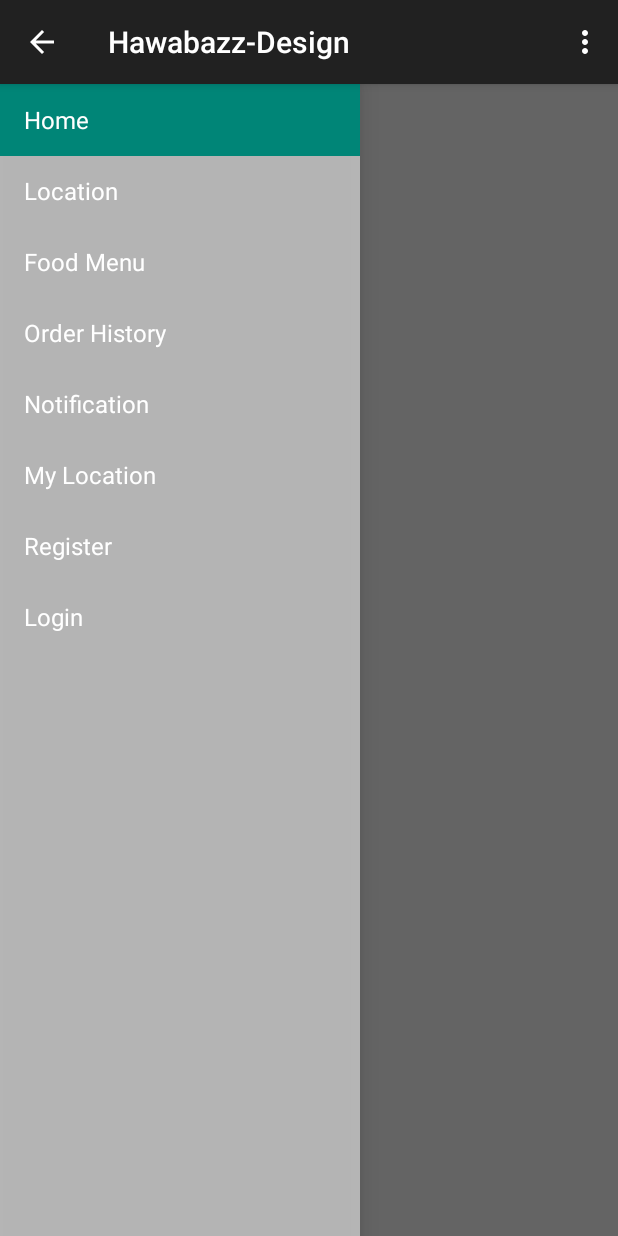
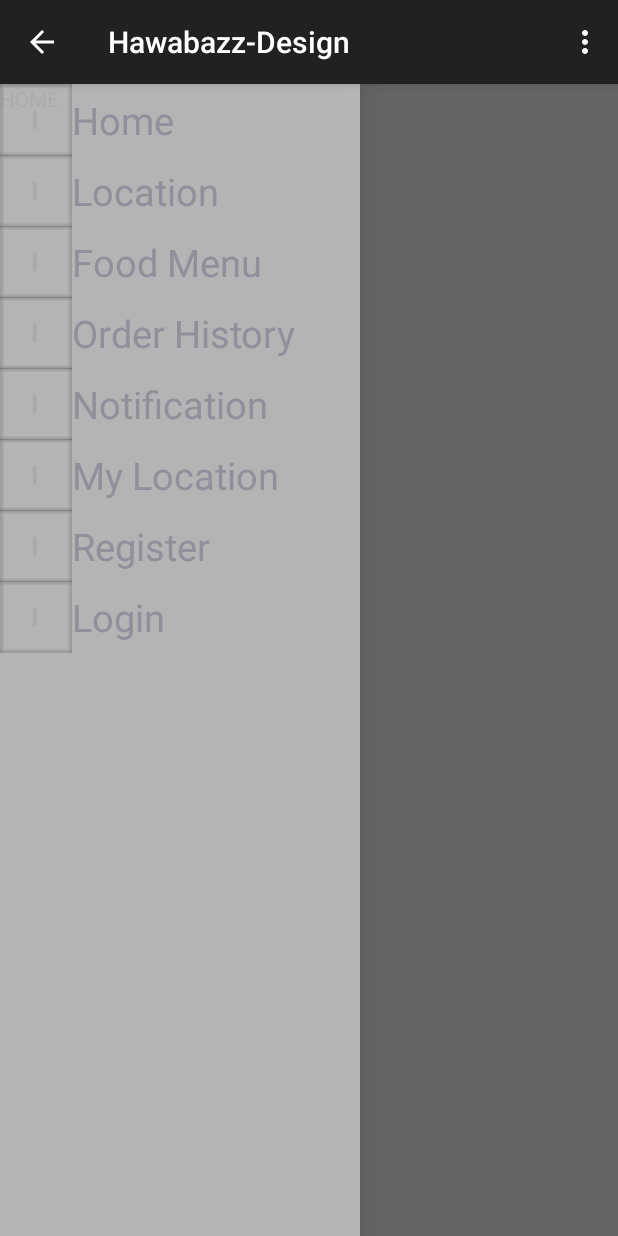
Before and after one commit to balakumaranmuthurajan/Hawabazz-Design, an Android app: the screen it shows after launch (MainActivity), on a phone screen of 412 x 824 dp. Run offline under Robolectric (Android 15) with nearby library versions, the phone set to English and light mode, and no system bars; 2 statements that could not run were skipped.

Commit message:
commit1 3.44

```diff
--- /dev/null
+++ b/app/src/main/java/balakumaran/hawabazz_design/CustomAdapter.java
@@ -0,0 +1,64 @@
+package balakumaran.hawabazz_design;
+
+/**
+ * Created by BALA on 9/10/2015.
+ */
+import android.content.Context;
+import android.view.LayoutInflater;
+import android.view.View;
+import android.view.View.OnClickListener;
+import android.view.ViewGroup;
+import android.widget.BaseAdapter;
+import android.widget.ImageView;
+import android.widget.TextView;
+import android.widget.Toast;
+public class CustomAdapter extends BaseAdapter{
+    String [] result;
+    Context context;
+    int [] imageId;
+    private static LayoutInflater inflater=null;
+    public CustomAdapter(NavigationDrawerFragment mainActivity, String[] menuList, int[] menuImages) {
+        // TODO Auto-generated constructor stub
+        result=menuList;
+        context=mainActivity.getActivity().getApplicationContext();
+        imageId=menuImages;
+        inflater = ( LayoutInflater )context.
+                getSystemService(Context.LAYOUT_INFLATER_SERVICE);
+    }
+    @Override
+    public int getCount() {
+        // TODO Auto-generated method stub
+        return result.length;
+    }
+
+    @Override
+    public Object getItem(int position) {
+        // TODO Auto-generated method stub
+        return position;
+    }
+
+    @Override
+    public long getItemId(int position) {
+        // TODO Auto-generated method stub
+        return position;
+    }
+
+    public class Holder
+    {
+        TextView tv;
+        ImageView img;
+    }
+    @Override
+    public View getView(final int position, View convertView, ViewGroup parent) {
+        // TODO Auto-generated method stub
+        Holder holder=new Holder();
+        View rowView;
+        rowView = inflater.inflate(R.layout.row_structure, null);
+        holder.tv=(TextView) rowView.findViewById(R.id.textView1);
+        holder.img=(ImageView) rowView.findViewById(R.id.imageView1);
+        holder.tv.setText(result[position]);
+        holder.img.setImageResource(imageId[position]);
+        return rowView;
+    }
+
+}
--- a/app/src/main/java/balakumaran/hawabazz_design/NavigationDrawerFragment.java
+++ b/app/src/main/java/balakumaran/hawabazz_design/NavigationDrawerFragment.java
@@ -97,7 +97,7 @@ public class NavigationDrawerFragment extends Fragment {
                 selectItem(position);
             }
         });
-        mDrawerListView.setAdapter(new ArrayAdapter<String>(
+        /*mDrawerListView.setAdapter(new ArrayAdapter<String>(
                 getActionBar().getThemedContext(),
                 android.R.layout.simple_list_item_activated_1,
                 android.R.id.text1,
@@ -110,7 +110,17 @@ public class NavigationDrawerFragment extends Fragment {
                         getString(R.string.title_section6),
                         getString(R.string.title_section7),
                         getString(R.string.title_section8),
-                }));
+                }));*/
+        int [] menuImages={R.drawable.abc_ab_share_pack_mtrl_alpha,R.drawable.abc_ab_share_pack_mtrl_alpha,R.drawable.abc_ab_share_pack_mtrl_alpha,R.drawable.abc_ab_share_pack_mtrl_alpha,R.drawable.abc_ab_share_pack_mtrl_alpha,R.drawable.abc_ab_share_pack_mtrl_alpha,R.drawable.abc_ab_share_pack_mtrl_alpha,R.drawable.abc_ab_share_pack_mtrl_alpha,R.drawable.abc_ab_share_pack_mtrl_alpha};
+        String [] menuList={getString(R.string.title_section1),
+                getString(R.string.title_section2),
+                getString(R.string.title_section3),
+                getString(R.string.title_section4),
+                getString(R.string.title_section5),
+                getString(R.string.title_section6),
+                getString(R.string.title_section7),
+                getString(R.string.title_section8)};
+        mDrawerListView.setAdapter(new CustomAdapter(this,menuList,menuImages));
         mDrawerListView.setItemChecked(mCurrentSelectedPosition, true);
         return mDrawerListView;
     }
--- a/app/src/main/res/layout/fragment_navigation_drawer.xml
+++ b/app/src/main/res/layout/fragment_navigation_drawer.xml
@@ -2,4 +2,5 @@
     xmlns:tools="http://schemas.android.com/tools" android:layout_width="match_parent"
     android:layout_height="match_parent" android:choiceMode="singleChoice"
     android:divider="@android:color/transparent" android:dividerHeight="0dp"
-    android:background="#cccc" tools:context=".NavigationDrawerFragment" />
+    android:background="#cccc" tools:context=".NavigationDrawerFragment"
+    android:id="@+id/listView"/>
--- /dev/null
+++ b/app/src/main/res/layout/row_structure.xml
@@ -0,0 +1,22 @@
+<?xml version="1.0" encoding="utf-8"?>
+<LinearLayout xmlns:android="http://schemas.android.com/apk/res/android"
+    android:layout_width="match_parent"
+    android:layout_height="match_parent"
+    android:orientation="horizontal" >
+
+    <ImageView
+        android:id="@+id/imageView1"
+        android:layout_gravity="center"
+        android:layout_width="48dp"
+        android:layout_height="48dp"
+        android:src="@drawable/ic_drawer" />
+
+    <TextView
+        android:id="@+id/textView1"
+        android:layout_gravity="center"
+        android:layout_width="wrap_content"
+        android:layout_height="wrap_content"
+        android:textSize="25dp"
+        android:text="DEFAULT TEXT" />
+
+</LinearLayout>
```
Also changed, not shown: app/src/main/res/drawable-hdpi/ic_add_black_24dp.png (added).
